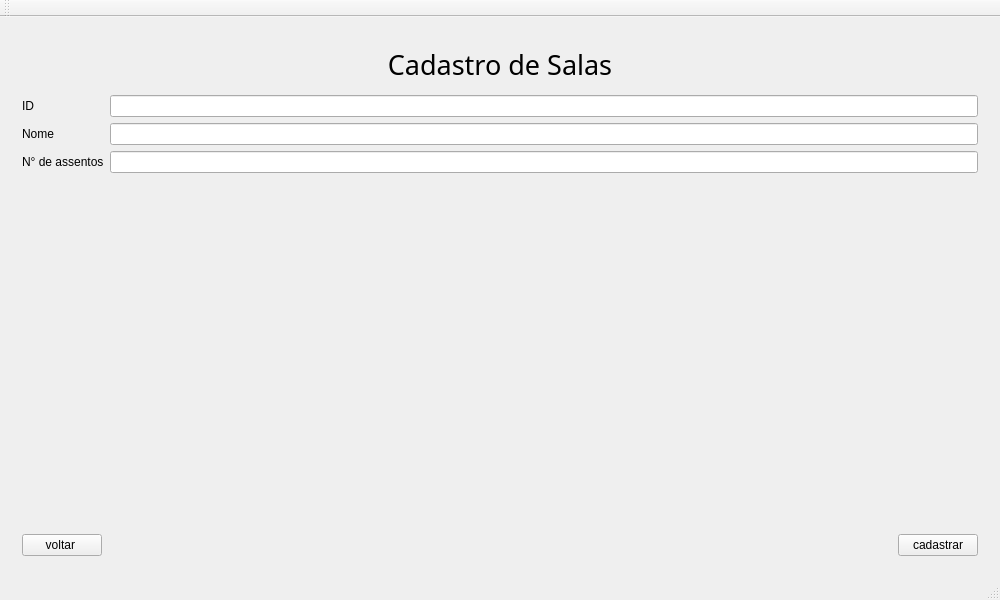
Qt form Cinema/mainwindow.ui (biafrag/SistemadeCinema) before a commit.
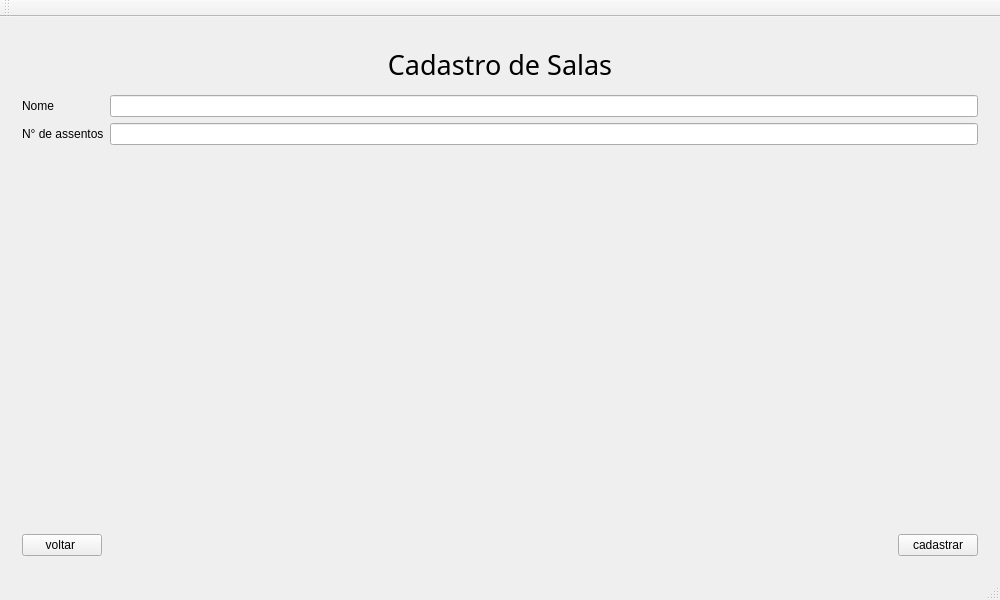
The same form after that commit. The open tabs and pages were chosen to show the change.

Patch:
```diff
--- a/Cinema/mainwindow.ui
+++ b/Cinema/mainwindow.ui
@@ -406,33 +406,23 @@
         <item>
          <layout class="QFormLayout" name="formLayout_8">
           <item row="0" column="0">
-           <widget class="QLabel" name="label_8">
-            <property name="text">
-             <string>ID</string>
-            </property>
-           </widget>
-          </item>
-          <item row="0" column="1">
-           <widget class="QLineEdit" name="IDSala"/>
-          </item>
-          <item row="1" column="0">
            <widget class="QLabel" name="label_9">
             <property name="text">
              <string>Nome</string>
             </property>
            </widget>
           </item>
-          <item row="1" column="1">
+          <item row="0" column="1">
            <widget class="QLineEdit" name="nomeSala"/>
           </item>
-          <item row="2" column="0">
+          <item row="1" column="0">
            <widget class="QLabel" name="label_10">
             <property name="text">
              <string>N° de assentos</string>
             </property>
            </widget>
           </item>
-          <item row="2" column="1">
+          <item row="1" column="1">
            <widget class="QLineEdit" name="nAssentosSala"/>
           </item>
          </layout>
```
Left out of the diff: 2 changed lines with no effect on the pictures.
